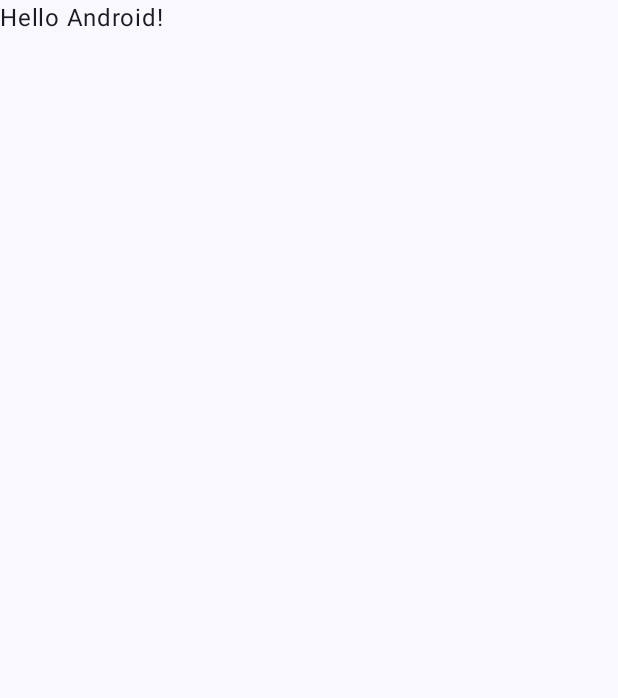
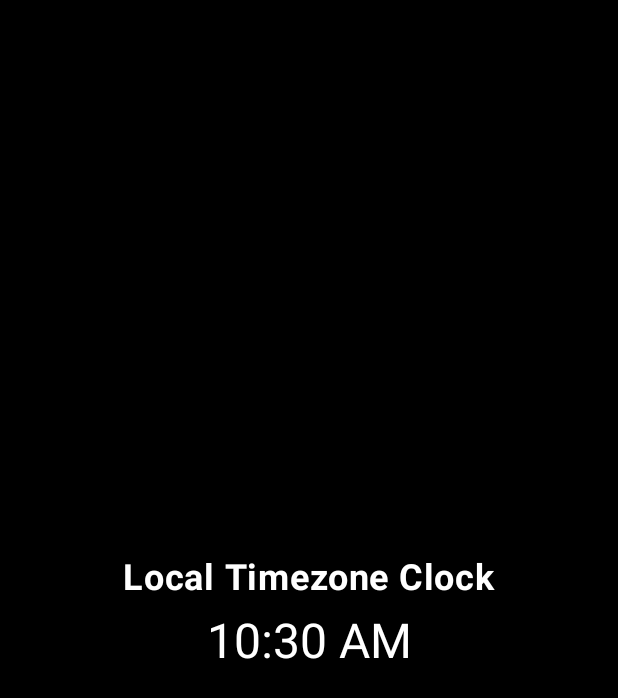
Before and after one commit to RCarson10/Timer, an Android app built with Jetpack Compose: the screen it shows after launch (MainActivity), on a phone screen of 412 x 824 dp. Before the commit the part shown is almost empty. Shown: the top 698 px of the screen. Run offline under Robolectric (Android 15) with nearby library versions, the phone set to English and light mode, and no system bars.

Commit message:
First Iteration, added clock that displays the local timezone

```diff
--- a/app/src/main/java/com/personal/timer/MainActivity.kt
+++ b/app/src/main/java/com/personal/timer/MainActivity.kt
@@ -1,16 +1,27 @@
 package com.personal.timer
 
 import android.os.Bundle
+import android.widget.TextClock
 import androidx.activity.ComponentActivity
 import androidx.activity.compose.setContent
 import androidx.activity.enableEdgeToEdge
+import androidx.compose.foundation.background
+import androidx.compose.foundation.layout.Arrangement
+import androidx.compose.foundation.layout.Column
 import androidx.compose.foundation.layout.fillMaxSize
 import androidx.compose.foundation.layout.padding
 import androidx.compose.material3.Scaffold
 import androidx.compose.material3.Text
 import androidx.compose.runtime.Composable
+import androidx.compose.ui.Alignment
 import androidx.compose.ui.Modifier
+import androidx.compose.ui.graphics.Color
+import androidx.compose.ui.text.font.FontWeight
 import androidx.compose.ui.tooling.preview.Preview
+import androidx.compose.ui.unit.dp
+import androidx.compose.ui.unit.sp
+import androidx.compose.ui.viewinterop.AndroidView
+import androidx.core.content.ContextCompat
 import com.personal.timer.ui.theme.TimerTheme
 
 class MainActivity : ComponentActivity() {
@@ -19,29 +30,54 @@ class MainActivity : ComponentActivity() {
         enableEdgeToEdge()
         setContent {
             TimerTheme {
-                Scaffold(modifier = Modifier.fillMaxSize()) { innerPadding ->
-                    Greeting(
-                        name = "Android",
-                        modifier = Modifier.padding(innerPadding)
-                    )
-                }
+                DisplayTextClock()
             }
         }
     }
 }
 
 @Composable
-fun Greeting(name: String, modifier: Modifier = Modifier) {
-    Text(
-        text = "Hello $name!",
-        modifier = modifier
-    )
+fun DisplayTextClock() {
+    Column(
+        modifier = Modifier.fillMaxSize()
+            .background(color = Color.Black),
+        horizontalAlignment = Alignment.CenterHorizontally,
+        verticalArrangement = Arrangement.Center
+    ) {
+        Text("Local Timezone Clock",
+            fontWeight = FontWeight.Bold,
+            color = Color.White,
+            fontSize = 24.sp,
+            )
+        // Android view composable to use xml views in compose
+        AndroidView(
+            factory = { context ->
+
+                // Text Clock
+                TextClock(context).apply {
+
+                    // set hour format
+                    format12Hour = "hh:mm a"
+
+                    // set time zone
+                    timeZone = timeZone
+
+                    // set text size
+                    textSize= 32f
+
+                    // set text color
+                    setTextColor(ContextCompat.getColor(context, R.color.white))
+                }
+            },
+            modifier = Modifier.padding(5.dp),
+        )
+    }
 }
 
 @Preview(showBackground = true)
 @Composable
-fun GreetingPreview() {
+fun ClockPreview() {
     TimerTheme {
-        Greeting("Android")
+        DisplayTextClock()
     }
 }
--- a/gradle/libs.versions.toml
+++ b/gradle/libs.versions.toml
@@ -1,5 +1,5 @@
 [versions]
-agp = "8.8.2"
+agp = "8.10.0"
 kotlin = "2.0.0"
 coreKtx = "1.15.0"
 junit = "4.13.2"
```
Also changed, not shown: gradle/wrapper/gradle-wrapper.properties.
